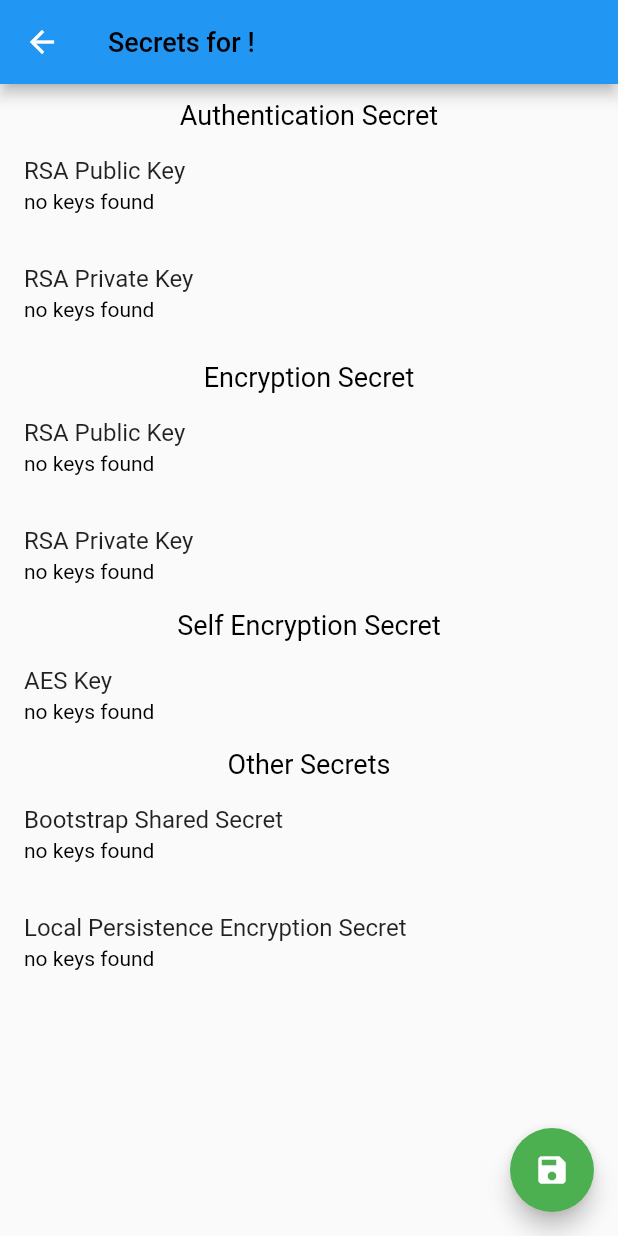
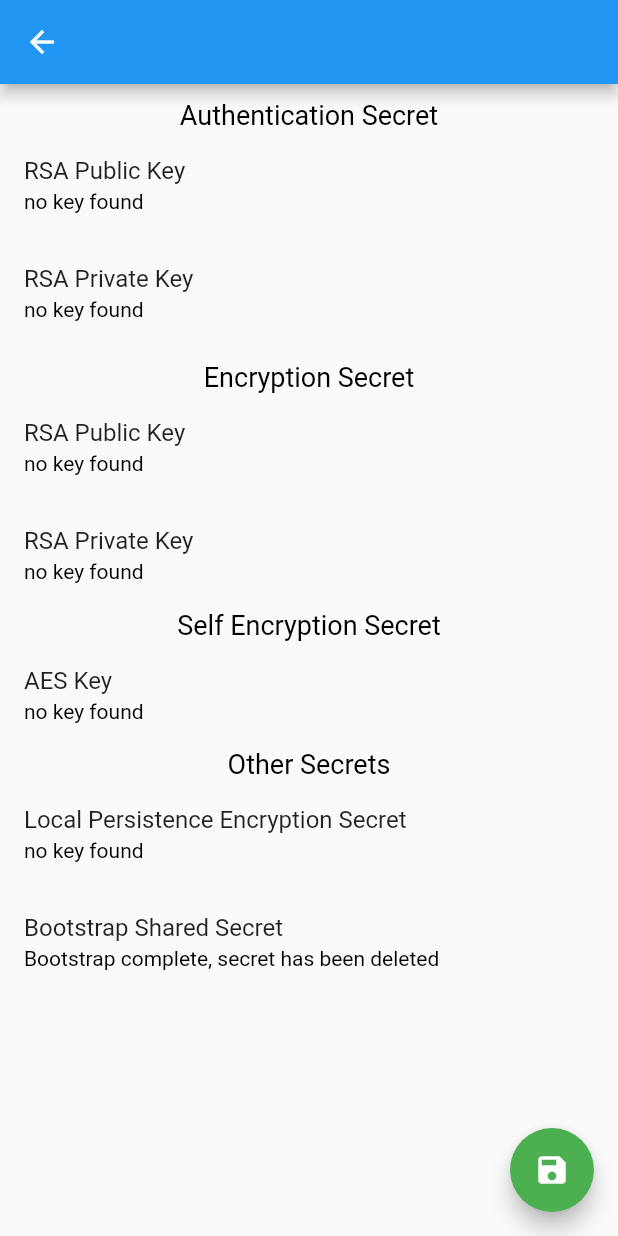
Before and after one commit to atsign-foundation/at_keymaker, a Flutter app: the SecretsListScreen screen opened directly with empty values, on a phone screen of 412 x 824 dp. Run offline on Flutter 3.47's test engine with Material 2 defaults, Android fonts, the phone set to English and light mode, and no system bars; missing offline and left inert: at_app_flutter, at_backupkey_flutter, at_client_mobile, at_onboarding_flutter, at_utils.

```diff
--- a/lib/screens/secrets_list_screen.dart
+++ b/lib/screens/secrets_list_screen.dart
@@ -27,7 +27,7 @@ class _SecretsListScreenState extends State<SecretsListScreen> {
 
     return Scaffold(
       appBar: AppBar(
-        title: Text('Secrets for ${widget.atSign}!',
+        title: Text('${widget.atSign}',
             style: TextStyle(
               overflow: TextOverflow.ellipsis,
               fontSize: 18,
@@ -51,9 +51,9 @@ class _SecretsListScreenState extends State<SecretsListScreen> {
                 future: _keyChainManager.getPkamPublicKey(widget.atSign),
                 builder:
                     (BuildContext context, AsyncSnapshot<String?> snapshot) {
-                  String keyString = 'no keys found';
+                  String keyString = 'no key found';
                   if (snapshot.hasData) {
-                    keyString = snapshot.data!;
+                    if (snapshot.data!.isNotEmpty) keyString = snapshot.data!;
                   } else if (snapshot.hasError) {
                     keyString = snapshot.error.toString();
                   }
@@ -82,9 +82,9 @@ class _SecretsListScreenState extends State<SecretsListScreen> {
                 future: _keyChainManager.getPkamPrivateKey(widget.atSign),
                 builder:
                     (BuildContext context, AsyncSnapshot<String?> snapshot) {
-                  String keyString = 'no keys found';
+                  String keyString = 'no key found';
                   if (snapshot.hasData) {
-                    keyString = snapshot.data!;
+                    if (snapshot.data!.isNotEmpty) keyString = snapshot.data!;
                   } else if (snapshot.hasError) {
                     keyString = snapshot.error.toString();
                   }
@@ -122,9 +122,9 @@ class _SecretsListScreenState extends State<SecretsListScreen> {
                 future: _keyChainManager.getEncryptionPublicKey(widget.atSign),
                 builder:
                     (BuildContext context, AsyncSnapshot<String?> snapshot) {
-                  String keyString = 'no keys found';
+                  String keyString = 'no key found';
                   if (snapshot.hasData) {
-                    keyString = snapshot.data!;
+                    if (snapshot.data!.isNotEmpty) keyString = snapshot.data!;
                   } else if (snapshot.hasError) {
                     keyString = snapshot.error.toString();
                   }
@@ -153,9 +153,9 @@ class _SecretsListScreenState extends State<SecretsListScreen> {
                 future: _keyChainManager.getEncryptionPrivateKey(widget.atSign),
                 builder:
                     (BuildContext context, AsyncSnapshot<String?> snapshot) {
-                  String keyString = 'no keys found';
+                  String keyString = 'no key found';
                   if (snapshot.hasData) {
-                    keyString = snapshot.data!;
+                    if (snapshot.data!.isNotEmpty) keyString = snapshot.data!;
                   } else if (snapshot.hasError) {
                     keyString = snapshot.error.toString();
                   }
@@ -190,9 +190,9 @@ class _SecretsListScreenState extends State<SecretsListScreen> {
                 future: _keyChainManager.getSelfEncryptionAESKey(widget.atSign),
                 builder:
                     (BuildContext context, AsyncSnapshot<String?> snapshot) {
-                  String keyString = 'no keys found';
+                  String keyString = 'no key found';
                   if (snapshot.hasData) {
-                    keyString = snapshot.data!;
+                    if (snapshot.data!.isNotEmpty) keyString = snapshot.data!;
                   } else if (snapshot.hasError) {
                     keyString = snapshot.error.toString();
                   }
@@ -223,14 +223,48 @@ class _SecretsListScreenState extends State<SecretsListScreen> {
                 color: Colors.black,
               )),
           ListTile(
+            title: Text('Local Persistence Encryption Secret'),
+            subtitle: FutureBuilder<List<int>?>(
+                future: _keyChainManager.getKeyStoreSecret(widget.atSign),
+                builder:
+                    (BuildContext context, AsyncSnapshot<List<int>?> snapshot) {
+                  String keyString = 'no key found';
+                  if (snapshot.hasData) {
+                    List<int>? charCodes = snapshot.data;
+                    if (charCodes!.isNotEmpty) keyString = charCodes.toString();
+                  } else if (snapshot.hasError) {
+                    keyString = snapshot.error.toString();
+                  }
+                  return Text(keyString,
+                      style: TextStyle(
+                        overflow: TextOverflow.ellipsis,
+                        fontSize: 14,
+                        color: Colors.black,
+                      ));
+                }),
+            onTap: () {
+              Navigator.push(
+                context,
+                MaterialPageRoute(
+                  builder: (context) => AtSecretValueScreen(
+                    atSign: widget.atSign,
+                    atSecretType: AtSecretType.dataPersistenceKey,
+                    // futurePreference: widget.futurePreference,
+                  ),
+                ),
+              );
+            },
+          ),
+          ListTile(
             title: Text('Bootstrap Shared Secret'),
             subtitle: FutureBuilder<String?>(
                 future: _keyChainManager.getCramSecret(widget.atSign),
                 builder:
                     (BuildContext context, AsyncSnapshot<String?> snapshot) {
-                  String keyString = 'no keys found';
+                  String keyString =
+                      'Bootstrap complete, secret has been deleted';
                   if (snapshot.hasData) {
-                    keyString = snapshot.data!;
+                    if (snapshot.data!.isNotEmpty) keyString = snapshot.data!;
                   } else if (snapshot.hasError) {
                     keyString = snapshot.error.toString();
                   }
@@ -254,39 +288,6 @@ class _SecretsListScreenState extends State<SecretsListScreen> {
               );
             },
           ),
-          ListTile(
-            title: Text('Local Persistence Encryption Secret'),
-            subtitle: FutureBuilder<List<int>?>(
-                future: _keyChainManager.getKeyStoreSecret(widget.atSign),
-                builder:
-                    (BuildContext context, AsyncSnapshot<List<int>?> snapshot) {
-                  String keyString = 'no keys found';
-                  if (snapshot.hasData) {
-                    List<int>? charCodes = snapshot.data;
-                    keyString = charCodes.toString();
-                  } else if (snapshot.hasError) {
-                    keyString = snapshot.error.toString();
-                  }
-                  return Text(keyString,
-                      style: TextStyle(
-                        overflow: TextOverflow.ellipsis,
-                        fontSize: 14,
-                        color: Colors.black,
-                      ));
-                }),
-            onTap: () {
-              Navigator.push(
-                context,
-                MaterialPageRoute(
-                  builder: (context) => AtSecretValueScreen(
-                    atSign: widget.atSign,
-                    atSecretType: AtSecretType.dataPersistenceKey,
-                    // futurePreference: widget.futurePreference,
-                  ),
-                ),
-              );
-            },
-          ),
         ]),
       ),
       floatingActionButton: FloatingActionButton(
```
Also changed, not shown: lib/screens/start_screen.dart (+12 -12 lines).
